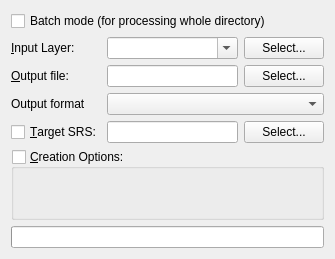
Old version of the form qgis/python/plugins/GdalTools/tools/widgetTranslate.ui in the repository sourcepole/qgis.
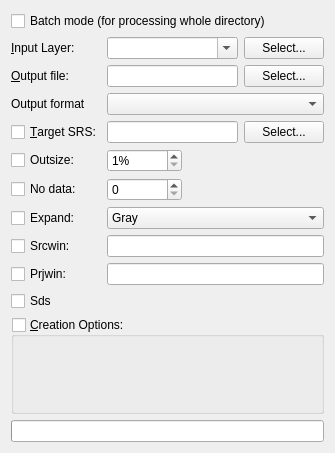
New version of the form. Custom widgets are drawn as their Qt base class.

Commit message: Applied patch from #2930: improve GdalTools Translate dialog. Contributed by Duarte Carreira, thanks!

The edit to the form file:
```diff
--- a/qgis/python/plugins/GdalTools/tools/widgetTranslate.ui
+++ b/qgis/python/plugins/GdalTools/tools/widgetTranslate.ui
@@ -7,7 +7,7 @@
     <x>0</x>
     <y>0</y>
     <width>335</width>
-    <height>259</height>
+    <height>453</height>
    </rect>
   </property>
   <property name="sizePolicy">
@@ -142,6 +142,150 @@
        </item>
       </layout>
      </item>
+     <item row="4" column="0">
+      <widget class="QCheckBox" name="outsizeCheck">
+       <property name="maximumSize">
+        <size>
+         <width>100</width>
+         <height>16777215</height>
+        </size>
+       </property>
+       <property name="toolTip">
+        <string>Percentage to resize image. This will change pixel size/image resolution accordingly: 25% will create an image with pixels 4x larger.</string>
+       </property>
+       <property name="text">
+        <string>Outsize:</string>
+       </property>
+      </widget>
+     </item>
+     <item row="4" column="1">
+      <widget class="QSpinBox" name="outsizeSpin">
+       <property name="maximumSize">
+        <size>
+         <width>75</width>
+         <height>16777215</height>
+        </size>
+       </property>
+       <property name="toolTip">
+        <string>Percentage to resize image. This will change pixel size/image resolution accordingly: 25% will create an image with pixels 4x larger.</string>
+       </property>
+       <property name="suffix">
+        <string>%</string>
+       </property>
+       <property name="minimum">
+        <number>1</number>
+       </property>
+       <property name="maximum">
+        <number>1000</number>
+       </property>
+      </widget>
+     </item>
+     <item row="5" column="0">
+      <widget class="QCheckBox" name="nodataCheck">
+       <property name="toolTip">
+        <string>Assign a specified nodata value to output bands.</string>
+       </property>
+       <property name="text">
+        <string>No data:</string>
+       </property>
+      </widget>
+     </item>
+     <item row="5" column="1">
+      <widget class="QSpinBox" name="nodataSpin">
+       <property name="maximumSize">
+        <size>
+         <width>75</width>
+         <height>16777215</height>
+        </size>
+       </property>
+       <property name="toolTip">
+        <string>Assign a specified nodata value to output bands.</string>
+       </property>
+       <property name="maximum">
+        <number>255</number>
+       </property>
+      </widget>
+     </item>
+     <item row="6" column="0">
+      <widget class="QCheckBox" name="expandCheck">
+       <property name="toolTip">
+        <string>To expose a dataset with 1 band with a color table as a dataset with 3 (RGB) or 4 (RGBA) bands. 
+Usefull for output drivers such as JPEG, JPEG2000, MrSID, ECW that don't support color indexed datasets. 
+The 'gray' value (from GDAL 1.7.0) enables to expand a dataset with a color table that only contains gray levels to a gray indexed dataset.</string>
+       </property>
+       <property name="text">
+        <string>Expand:</string>
+       </property>
+      </widget>
+     </item>
+     <item row="6" column="1">
+      <widget class="QComboBox" name="expandCombo">
+       <property name="toolTip">
+        <string>To expose a dataset with 1 band with a color table as a dataset with 3 (RGB) or 4 (RGBA) bands. 
+Usefull for output drivers such as JPEG, JPEG2000, MrSID, ECW that don't support color indexed datasets. 
+The 'gray' value (from GDAL 1.7.0) enables to expand a dataset with a color table that only contains gray levels to a gray indexed dataset.</string>
+       </property>
+       <item>
+        <property name="text">
+         <string>Gray</string>
+        </property>
+       </item>
+       <item>
+        <property name="text">
+         <string>RGB</string>
+        </property>
+       </item>
+       <item>
+        <property name="text">
+         <string>RGBA</string>
+        </property>
+       </item>
+      </widget>
+     </item>
+     <item row="7" column="0">
+      <widget class="QCheckBox" name="srcwinCheck">
+       <property name="toolTip">
+        <string>Selects a subwindow from the source image for copying based on pixel/line location. (Enter Xoff Yoff Xsize Ysize)</string>
+       </property>
+       <property name="text">
+        <string>Srcwin:</string>
+       </property>
+      </widget>
+     </item>
+     <item row="7" column="1">
+      <widget class="QLineEdit" name="srcwinEdit">
+       <property name="toolTip">
+        <string>Selects a subwindow from the source image for copying based on pixel/line location. (Enter Xoff Yoff Xsize Ysize)</string>
+       </property>
+      </widget>
+     </item>
+     <item row="8" column="0">
+      <widget class="QCheckBox" name="prjwinCheck">
+       <property name="toolTip">
+        <string>Selects a subwindow from the source image for copying (like -srcwin) but with the corners given in georeferenced coordinates. (Enter ulx uly lrx lry)</string>
+       </property>
+       <property name="text">
+        <string>Prjwin:</string>
+       </property>
+      </widget>
+     </item>
+     <item row="8" column="1">
+      <widget class="QLineEdit" name="prjwinEdit">
+       <property name="toolTip">
+        <string>Selects a subwindow from the source image for copying (like -srcwin) but with the corners given in georeferenced coordinates. (Enter ulx uly lrx lry)</string>
+       </property>
+      </widget>
+     </item>
+     <item row="9" column="0">
+      <widget class="QCheckBox" name="sdsCheck">
+       <property name="toolTip">
+        <string>Copy all subdatasets of this file to individual output files. Use with formats like HDF or OGDI that have subdatasets.</string>
+       </property>
+       <property name="text">
+        <string>Sds</string>
+       </property>
+      </widget>
+     </item>
     </layout>
    </item>
    <item>
```
The commit also changes 3 other files.
